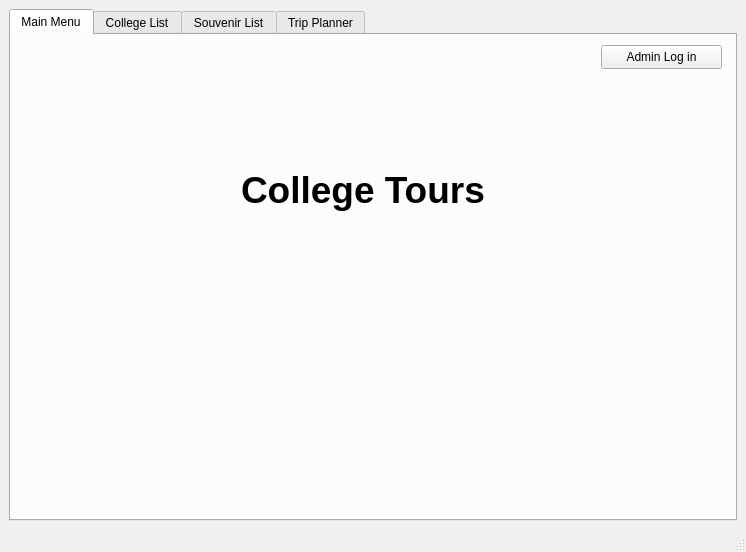
Old version of the form CollegeTouring/mainwindow.ui in the repository belalzahran/CS_Project2_TheApplicants.
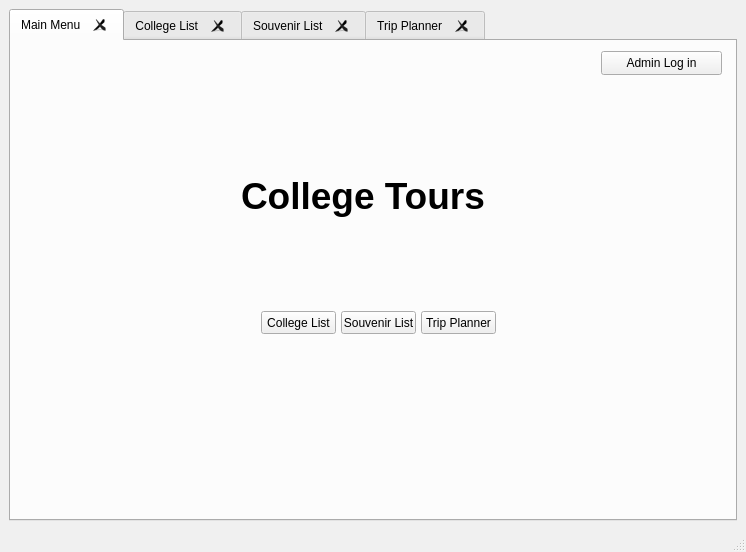
New version of the form. The open tabs and pages were chosen to show the change. Custom widgets are drawn as their Qt base class.

Commit message: tab widget changes

```diff
--- a/CollegeTouring/mainwindow.ui
+++ b/CollegeTouring/mainwindow.ui
@@ -732,6 +732,15 @@
            </color>
           </brush>
          </colorrole>
+         <colorrole role="PlaceholderText">
+          <brush brushstyle="NoBrush">
+           <color alpha="128">
+            <red>0</red>
+            <green>0</green>
+            <blue>0</blue>
+           </color>
+          </brush>
+         </colorrole>
         </active>
         <inactive>
          <colorrole role="WindowText">
@@ -869,6 +878,15 @@
            </color>
           </brush>
          </colorrole>
+         <colorrole role="PlaceholderText">
+          <brush brushstyle="NoBrush">
+           <color alpha="128">
+            <red>0</red>
+            <green>0</green>
+            <blue>0</blue>
+           </color>
+          </brush>
+         </colorrole>
         </inactive>
         <disabled>
          <colorrole role="WindowText">
@@ -1006,18 +1024,30 @@
            </color>
           </brush>
          </colorrole>
+         <colorrole role="PlaceholderText">
+          <brush brushstyle="NoBrush">
+           <color alpha="128">
+            <red>0</red>
+            <green>0</green>
+            <blue>0</blue>
+           </color>
+          </brush>
+         </colorrole>
         </disabled>
        </palette>
       </property>
       <property name="currentIndex">
-       <number>2</number>
+       <number>3</number>
+      </property>
+      <property name="tabsClosable">
+       <bool>true</bool>
       </property>
       <property name="movable">
        <bool>false</bool>
       </property>
       <widget class="QWidget" name="tab">
        <attribute name="title">
-        <string>Main Menu</string>
+        <string>Main Menu  </string>
        </attribute>
        <widget class="QPushButton" name="pushButton_2">
         <property name="geometry">
@@ -1045,20 +1075,59 @@
          <string>&lt;html&gt;&lt;head/&gt;&lt;body&gt;&lt;p&gt;&lt;span style=&quot; font-size:28pt; font-weight:700;&quot;&gt;College Tours&lt;/span&gt;&lt;/p&gt;&lt;/body&gt;&lt;/html&gt;</string>
         </property>
        </widget>
+       <widget class="QPushButton" name="pushButtonCollegeLst">
+        <property name="geometry">
+         <rect>
+          <x>250</x>
+          <y>270</y>
+          <width>75</width>
+          <height>23</height>
+         </rect>
+        </property>
+        <property name="text">
+         <string>College List</string>
+        </property>
+       </widget>
+       <widget class="QPushButton" name="pushButton_tripPlan">
+        <property name="geometry">
+         <rect>
+          <x>410</x>
+          <y>270</y>
+          <width>75</width>
+          <height>23</height>
+         </rect>
+        </property>
+        <property name="text">
+         <string>Trip Planner</string>
+        </property>
+       </widget>
+       <widget class="QPushButton" name="pushButton_SouvenirList">
+        <property name="geometry">
+         <rect>
+          <x>330</x>
+          <y>270</y>
+          <width>75</width>
+          <height>23</height>
+         </rect>
+        </property>
+        <property name="text">
+         <string>Souvenir List</string>
+        </property>
+       </widget>
       </widget>
       <widget class="CollegeList" name="collegeList">
        <attribute name="title">
-        <string>College List</string>
+        <string>College List  </string>
        </attribute>
       </widget>
       <widget class="displaySouvenirs" name="tab_3">
        <attribute name="title">
-        <string>Souvenir List</string>
+        <string>Souvenir List  </string>
        </attribute>
       </widget>
       <widget class="TripPlanner" name="tab_2">
        <attribute name="title">
-        <string>Trip Planner</string>
+        <string>Trip Planner  </string>
        </attribute>
       </widget>
      </widget>
```
Left out of the diff: 2 changed lines with no effect on the pictures. The commit also changes 6 other files.
